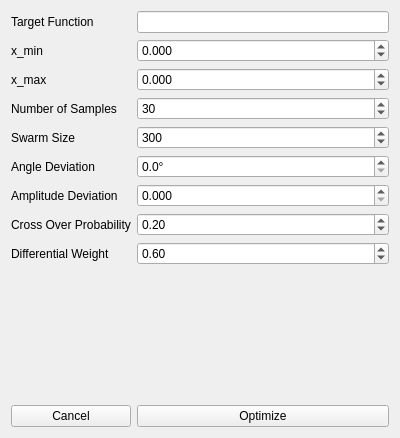
ralphtandetzky/decompose_imf, file gui_main_window.ui: the form before one commit.
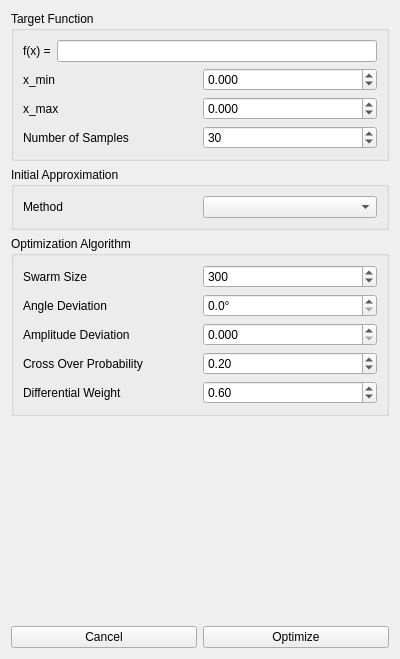
The form after the commit.

Commit message: Provided a way for the user to select a method to obtain an initial approximation of a solution.

Diff of the .ui file:
```diff
--- a/gui_main_window.ui
+++ b/gui_main_window.ui
@@ -7,70 +7,56 @@
     <x>0</x>
     <y>0</y>
     <width>400</width>
-    <height>438</height>
+    <height>659</height>
    </rect>
   </property>
   <property name="windowTitle">
    <string>Decompose IMF</string>
   </property>
-  <layout class="QGridLayout" name="gridLayout">
-   <item row="9" column="1">
-    <spacer name="verticalSpacer">
-     <property name="orientation">
-      <enum>Qt::Vertical</enum>
-     </property>
-     <property name="sizeHint" stdset="0">
-      <size>
-       <width>20</width>
-       <height>40</height>
-      </size>
-     </property>
-    </spacer>
-   </item>
-   <item row="1" column="1">
-    <widget class="QDoubleSpinBox" name="xminSpinBox">
-     <property name="decimals">
-      <number>3</number>
-     </property>
-     <property name="minimum">
-      <double>-1000.000000000000000</double>
-     </property>
-     <property name="maximum">
-      <double>1000.000000000000000</double>
-     </property>
-    </widget>
-   </item>
-   <item row="0" column="0">
-    <widget class="QLabel" name="label_5">
-     <property name="text">
+  <layout class="QVBoxLayout" name="verticalLayout">
+   <item>
+    <widget class="QGroupBox" name="groupBox">
+     <property name="title">
       <string>Target Function</string>
      </property>
-    </widget>
-   </item>
-   <item row="0" column="1">
-    <widget class="QLineEdit" name="functionLineEdit"/>
-   </item>
-   <item row="10" column="0" colspan="2">
-    <widget class="QLabel" name="graphDisplay"/>
-   </item>
-   <item row="1" column="0">
-    <widget class="QLabel" name="label_6">
+     <layout class="QGridLayout" name="gridLayout_2" columnstretch="1,1">
+      <item row="6" column="1">
+       <widget class="QSpinBox" name="nSamplesSpinBox">
+        <property name="minimum">
+         <number>1</number>
+        </property>
+        <property name="maximum">
+         <number>10000</number>
+        </property>
+        <property name="value">
+         <number>30</number>
+        </property>
+       </widget>
+      </item>
+      <item row="6" column="0">
+       <widget class="QLabel" name="label">
      <property name="text">
-      <string>x_min</string>
+         <string>Number of Samples</string>
      </property>
      <property name="buddy">
-      <cstring>xminSpinBox</cstring>
+         <cstring>nSamplesSpinBox</cstring>
+        </property>
+       </widget>
+      </item>
+      <item row="4" column="1">
+       <widget class="QDoubleSpinBox" name="xminSpinBox">
+        <property name="decimals">
+         <number>3</number>
+        </property>
+        <property name="minimum">
+         <double>-1000.000000000000000</double>
+        </property>
+        <property name="maximum">
+         <double>1000.000000000000000</double>
      </property>
     </widget>
    </item>
    <item row="5" column="0">
-    <widget class="QLabel" name="label_8">
-     <property name="text">
-      <string>Angle Deviation</string>
-     </property>
-    </widget>
-   </item>
-   <item row="2" column="0">
     <widget class="QLabel" name="label_7">
      <property name="text">
       <string>x_max</string>
@@ -81,6 +67,71 @@
     </widget>
    </item>
    <item row="4" column="0">
+       <widget class="QLabel" name="label_6">
+        <property name="text">
+         <string>x_min</string>
+        </property>
+        <property name="buddy">
+         <cstring>xminSpinBox</cstring>
+        </property>
+       </widget>
+      </item>
+      <item row="5" column="1">
+       <widget class="QDoubleSpinBox" name="xmaxSpinBox">
+        <property name="decimals">
+         <number>3</number>
+        </property>
+        <property name="minimum">
+         <double>-1000.000000000000000</double>
+        </property>
+        <property name="maximum">
+         <double>1000.000000000000000</double>
+        </property>
+       </widget>
+      </item>
+      <item row="0" column="0" colspan="2">
+       <layout class="QHBoxLayout" name="horizontalLayout">
+        <item>
+         <widget class="QLabel" name="label_5">
+          <property name="text">
+           <string>f(x) =</string>
+          </property>
+         </widget>
+        </item>
+        <item>
+         <widget class="QLineEdit" name="functionLineEdit"/>
+        </item>
+       </layout>
+      </item>
+     </layout>
+    </widget>
+   </item>
+   <item>
+    <widget class="QGroupBox" name="groupBox_3">
+     <property name="title">
+      <string>Initial Approximation</string>
+     </property>
+     <layout class="QGridLayout" name="gridLayout">
+      <item row="0" column="0">
+       <widget class="QLabel" name="label_10">
+        <property name="text">
+         <string>Method</string>
+        </property>
+       </widget>
+      </item>
+      <item row="0" column="1">
+       <widget class="QComboBox" name="initApproxMethComboBox"/>
+      </item>
+     </layout>
+    </widget>
+   </item>
+   <item>
+    <widget class="QGroupBox" name="groupBox_2">
+     <property name="title">
+      <string>Optimization Algorithm</string>
+     </property>
+     <layout class="QGridLayout" name="gridLayout_3" columnstretch="1,1">
+      <item row="0" column="0">
     <widget class="QLabel" name="label_2">
      <property name="text">
       <string>Swarm Size</string>
@@ -90,24 +141,7 @@
      </property>
     </widget>
    </item>
-   <item row="12" column="1">
-    <widget class="QPushButton" name="optimizePushButton">
-     <property name="text">
-      <string>Optimize</string>
-     </property>
-    </widget>
-   </item>
-   <item row="8" column="0">
-    <widget class="QLabel" name="label_4">
-     <property name="text">
-      <string>Differential Weight</string>
-     </property>
-     <property name="buddy">
-      <cstring>dwSpinBox</cstring>
-     </property>
-    </widget>
-   </item>
-   <item row="4" column="1">
+      <item row="0" column="1">
     <widget class="QSpinBox" name="swarmSizeSpinBox">
      <property name="minimum">
       <number>4</number>
@@ -120,40 +154,50 @@
      </property>
     </widget>
    </item>
-   <item row="12" column="0">
-    <widget class="QPushButton" name="pushButton">
+      <item row="1" column="0">
+       <widget class="QLabel" name="label_8">
      <property name="text">
-      <string>Cancel</string>
+         <string>Angle Deviation</string>
      </property>
     </widget>
    </item>
-   <item row="11" column="1">
-    <spacer name="verticalSpacer_2">
-     <property name="orientation">
-      <enum>Qt::Vertical</enum>
-     </property>
-     <property name="sizeHint" stdset="0">
-      <size>
-       <width>20</width>
-       <height>40</height>
-      </size>
-     </property>
-    </spacer>
+      <item row="1" column="1">
+       <widget class="QDoubleSpinBox" name="angleDevSpinBox">
+        <property name="suffix">
+         <string>°</string>
+        </property>
+        <property name="decimals">
+         <number>1</number>
+        </property>
+        <property name="maximum">
+         <double>180.000000000000000</double>
+        </property>
+        <property name="singleStep">
+         <double>1.000000000000000</double>
+        </property>
+       </widget>
+      </item>
+      <item row="2" column="0">
+       <widget class="QLabel" name="label_9">
+        <property name="text">
+         <string>Amplitude Deviation</string>
+        </property>
+       </widget>
    </item>
    <item row="2" column="1">
-    <widget class="QDoubleSpinBox" name="xmaxSpinBox">
+       <widget class="QDoubleSpinBox" name="amplDevSpinBox">
      <property name="decimals">
       <number>3</number>
      </property>
-     <property name="minimum">
-      <double>-1000.000000000000000</double>
-     </property>
      <property name="maximum">
-      <double>1000.000000000000000</double>
+         <double>100.000000000000000</double>
+        </property>
+        <property name="singleStep">
+         <double>0.100000000000000</double>
      </property>
     </widget>
    </item>
-   <item row="7" column="0">
+      <item row="3" column="0">
     <widget class="QLabel" name="label_3">
      <property name="text">
       <string>Cross Over Probability</string>
@@ -163,7 +207,7 @@
      </property>
     </widget>
    </item>
-   <item row="7" column="1">
+      <item row="3" column="1">
     <widget class="QDoubleSpinBox" name="coSpinBox">
      <property name="maximum">
       <double>1.000000000000000</double>
@@ -176,30 +220,17 @@
      </property>
     </widget>
    </item>
-   <item row="3" column="1">
-    <widget class="QSpinBox" name="nSamplesSpinBox">
-     <property name="minimum">
-      <number>1</number>
-     </property>
-     <property name="maximum">
-      <number>10000</number>
-     </property>
-     <property name="value">
-      <number>30</number>
-     </property>
-    </widget>
-   </item>
-   <item row="3" column="0">
-    <widget class="QLabel" name="label">
+      <item row="4" column="0">
+       <widget class="QLabel" name="label_4">
      <property name="text">
-      <string>Number of Samples</string>
+         <string>Differential Weight</string>
      </property>
      <property name="buddy">
       <cstring>nSamplesSpinBox</cstring>
      </property>
     </widget>
    </item>
-   <item row="8" column="1">
+      <item row="4" column="1">
     <widget class="QDoubleSpinBox" name="dwSpinBox">
      <property name="minimum">
       <double>0.500000000000000</double>
@@ -215,43 +246,54 @@
      </property>
     </widget>
    </item>
-   <item row="6" column="0">
-    <widget class="QLabel" name="label_9">
-     <property name="text">
-      <string>Amplitude Deviation</string>
-     </property>
+     </layout>
     </widget>
    </item>
-   <item row="5" column="1">
-    <widget class="QDoubleSpinBox" name="angleDevSpinBox">
-     <property name="suffix">
-      <string>°</string>
+   <item>
+    <spacer name="verticalSpacer">
+     <property name="orientation">
+      <enum>Qt::Vertical</enum>
      </property>
-     <property name="decimals">
-      <number>1</number>
+     <property name="sizeHint" stdset="0">
+      <size>
+       <width>20</width>
+       <height>40</height>
+      </size>
      </property>
-     <property name="maximum">
-      <double>180.000000000000000</double>
+    </spacer>
+   </item>
+   <item>
+    <widget class="QLabel" name="graphDisplay"/>
+   </item>
+   <item>
+    <spacer name="verticalSpacer_2">
+     <property name="orientation">
+      <enum>Qt::Vertical</enum>
      </property>
      <property name="singleStep">
       <double>1.000000000000000</double>
      </property>
-    </widget>
-   </item>
-   <item row="6" column="1">
-    <widget class="QDoubleSpinBox" name="amplDevSpinBox">
-     <property name="decimals">
-      <number>3</number>
-     </property>
-     <property name="maximum">
-      <double>100.000000000000000</double>
-     </property>
-     <property name="singleStep">
-      <double>0.100000000000000</double>
-     </property>
+    </spacer>
+   </item>
+   <item>
+    <layout class="QHBoxLayout" name="horizontalLayout_2">
+     <item>
+      <widget class="QPushButton" name="pushButton">
+       <property name="text">
+        <string>Cancel</string>
+       </property>
+      </widget>
+     </item>
+     <item>
+      <widget class="QPushButton" name="optimizePushButton">
+       <property name="text">
+        <string>Optimize</string>
+       </property>
     </widget>
    </item>
   </layout>
+   </item>
+  </layout>
  </widget>
  <tabstops>
   <tabstop>xminSpinBox</tabstop>
```
Left out of the diff: 19 changed lines with no effect on the pictures. Lines whose indentation alone changed are shown as unchanged. The commit also changes 1 other file.
